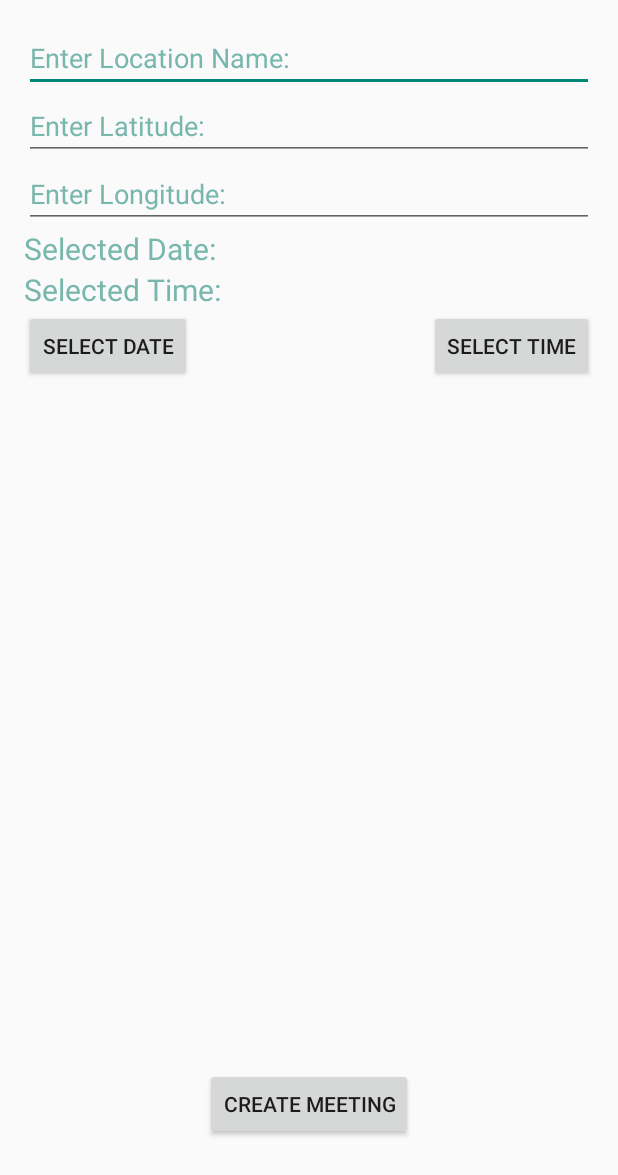
After one commit to RaduBolcas/SistemGPS, an Android app: the CreateMeeting screen opened directly, with no data from a screen before it, on a phone screen of 412 x 824 dp. The commit adds this screen. Shown: the top 1175 px of the screen. Run offline under Robolectric (Android 15) with nearby library versions, the phone set to English and light mode, and no system bars.

Commit message:
Created Meeting functionality TODO: Create Alarm&Notifications

```diff
--- a/app/build.gradle
+++ b/app/build.gradle
@@ -23,6 +23,7 @@ dependencies {
     implementation 'com.android.support.constraint:constraint-layout:1.1.3'
     implementation 'com.google.firebase:firebase-database:11.0.4'
     implementation 'com.android.support:design:25.4.0'
+    implementation 'com.android.support:support-v4:25.4.0'
     compile fileTree(include: ['*.jar'], dir: 'libs')
     androidTestCompile('com.android.support.test.espresso:espresso-core:2.2.2', {
         exclude group: 'com.android.support', module: 'support-annotations'
@@ -39,4 +40,8 @@ dependencies {
 
 
 
+
+
+
+
 apply plugin: 'com.google.gms.google-services'
--- a/app/src/main/java/com/chat/Chat.java
+++ b/app/src/main/java/com/chat/Chat.java
@@ -54,7 +54,7 @@ public class Chat extends AppCompatActivity {
             @Override
             public void onClick(View v) {
                 String messageText = messageArea.getText().toString();
-                if (!Chat_users_details.chatWithGroup.equals("")) {
+                if (!Chat_users_details.chatWithGroup.equals("")) {//if a Group is selected
                     if (!messageText.equals("")) {
                         Map<String, String> map = new HashMap<String, String>();
                         map.put("message", messageText);
@@ -62,7 +62,7 @@ public class Chat extends AppCompatActivity {
                         reference1.push().setValue(map);
                         messageArea.setText("");
                     }
-                } else {
+                } else { //message 1 on 1
                     if (!messageText.equals("")) {
                         Map<String, String> map = new HashMap<String, String>();
                         map.put("message", messageText);
--- a/app/src/main/java/com/example/radu/sistemgps/InsertCoord.java
+++ b/app/src/main/java/com/example/radu/sistemgps/InsertCoord.java
@@ -36,6 +36,8 @@ public class InsertCoord extends Activity {
                 Toast.makeText(getApplicationContext(),"FindLoc",Toast.LENGTH_SHORT).show();
 
                 Intent m=new Intent(InsertCoord.this, FindLoc.class);
+                m.putExtra("latitude", Double.parseDouble(LocLat1));
+                m.putExtra("longitude",Double.parseDouble(LocLong1));
                 startActivity(m);
                 finish();
             }
--- a/app/src/main/java/com/example/radu/sistemgps/InternetConnection.java
+++ b/app/src/main/java/com/example/radu/sistemgps/InternetConnection.java
@@ -15,7 +15,7 @@ import javax.net.ssl.X509TrustManager;
 
 public final class InternetConnection {
 
-    public static final String host = "https://192.168.1.6/";
+    public static final String host = "https://192.168.0.192/";
 
     public static HttpsURLConnection connectInternet( String url_address) {
         String USER_AGENT = "Mozilla/5.0 (Windows NT 10.0; Win64; x64) AppleWebKit/537.36 (KHTML, like Gecko) Chrome/50.0.2661.87 Safari/537.36";
--- a/app/src/main/java/com/example/radu/sistemgps/MainActivity.java
+++ b/app/src/main/java/com/example/radu/sistemgps/MainActivity.java
@@ -236,6 +236,7 @@ public class MainActivity extends Activity implements SensorEventListener {
                             @Override
                             public void run() {
                                 MyLocationListener.updateMyPos(myLocation);//TODO should be useless // TO CHECK
+                                MainActivity.t.setText("Eu"+(float)loc.getLatitude() + "   " + (float)loc.getLongitude());
                                 GetPos.updateHisPos(hisLocation);
                             }
                         });
--- a/app/src/main/java/com/example/radu/sistemgps/MyLocationListener.java
+++ b/app/src/main/java/com/example/radu/sistemgps/MyLocationListener.java
@@ -18,7 +18,7 @@ public class MyLocationListener implements LocationListener {
         MainActivity.loc = loc;
 
         /// Own Location
-        MainActivity.t.setText("Eu"+(float)loc.getLatitude() + "   " + (float)loc.getLongitude());
+
         try {
             InternetConnection.trustAllCertificates();
             String url = InternetConnection.host +"putPosition.php?idU=" + MainActivity.iD + "&La=" + loc.getLatitude() + "&Lg=" + loc.getLongitude()+"&st="+ MainActivity.myStatus;
--- /dev/null
+++ b/app/src/main/java/com/meeting/CreateMeeting.java
@@ -0,0 +1,155 @@
+package com.meeting;
+
+import android.content.Context;
+import android.content.Intent;
+import android.os.AsyncTask;
+import android.os.Bundle;
+import android.support.v7.app.AlertDialog;
+import android.support.v7.app.AppCompatActivity;
+import android.util.Log;
+import android.view.View;
+import android.widget.Button;
+import android.widget.DatePicker;
+import android.widget.EditText;
+import android.widget.TextView;
+import android.widget.TimePicker;
+
+import com.example.radu.sistemgps.InternetConnection;
+import com.example.radu.sistemgps.MainActivity;
+import com.example.radu.sistemgps.R;
+
+import java.sql.Time;
+import java.util.Date;
+import java.util.concurrent.ExecutionException;
+
+import javax.net.ssl.HttpsURLConnection;
+
+public class CreateMeeting extends AppCompatActivity {
+    EditText meetingName, meetingLatitude, meetingLongitude;
+    public static TextView meetingDate,meetingTime;
+    private String TAG ="CreateMeeting";
+    public String date="",time="",dateTime="";
+    Context context;
+    @Override
+    protected void onCreate(Bundle savedInstanceState) {
+        super.onCreate(savedInstanceState);
+        setContentView(R.layout.activity_create_meeting);
+
+        meetingName = (EditText) findViewById(R.id.editText1);
+        meetingLatitude = (EditText) findViewById(R.id.editText2);
+        meetingLongitude = (EditText) findViewById(R.id.editText3);
+        meetingDate = new TextView(this);
+        meetingDate = (TextView) findViewById(R.id.textview1);
+        meetingTime = new TextView(this);
+        meetingTime = (TextView) findViewById(R.id.textview2);
+        context =this;
+
+
+        final Button buttonA = (Button) findViewById(R.id.buttonA); // CreateMeeting
+        buttonA.setOnClickListener(new View.OnClickListener() {
+            public void onClick(View v) {
+                String name= meetingName.getText().toString();
+                String lat = meetingLatitude.getText().toString();
+                String lng = meetingLongitude.getText().toString();
+                dateTime = date+time;
+                //TODO Add Alarm and notification
+                if (!dateTime.equals("")) {
+                    String url = InternetConnection.host + "createMeeting.php?idU=" + MainActivity.iD + "&Ln=" + name + "&La=" + lat + "&Lg=" + lng + "&date=" + dateTime;
+                    AttemptCreateMeetings createMeeting = new AttemptCreateMeetings();
+                    try {
+                        createMeeting.setTAG(TAG);
+                        createMeeting.setUrl(url);
+                        createMeeting.execute().get();
+                    } catch (InterruptedException | ExecutionException e) {
+                        e.printStackTrace();
+                    }
+                    Intent a = new Intent(CreateMeeting.this, MeetingsOptions.class);
+                    startActivity(a);
+                    finish();
+                }
+            }
+        });
+
+        final Button buttonB = (Button) findViewById(R.id.buttonB); // SetDate
+        buttonB.setOnClickListener(new View.OnClickListener() {
+            public void onClick(View v) {
+                final View dialogDate = View.inflate(context, R.layout.date, null);
+                final AlertDialog alertDialog = new AlertDialog.Builder(context).create();
+
+                dialogDate.findViewById(R.id.date_set).setOnClickListener(new View.OnClickListener() {
+                    @Override
+                    public void onClick(View view) {
+                        DatePicker datePicker = (DatePicker) dialogDate.findViewById(R.id.date_picker);
+                        alertDialog.dismiss();
+                        Log.i(TAG,"date="+datePicker.getYear()+"-"+datePicker.getMonth()+"-"+datePicker.getDayOfMonth());
+                        int month = datePicker.getMonth()+1 ;
+                        date = datePicker.getYear()+"-"+month+"-"+datePicker.getDayOfMonth()+"%"+datePicker.getDayOfMonth();
+                        meetingDate.setText("date="+datePicker.getYear()+"-"+month+"-"+datePicker.getDayOfMonth());
+                    }});
+                alertDialog.setView(dialogDate);
+                alertDialog.show();
+
+            }
+        });
+        final Button buttonC = (Button) findViewById(R.id.buttonC); // SetTime
+        buttonC.setOnClickListener(new View.OnClickListener() {
+            public void onClick(View v) {
+                final View dialogTime = View.inflate(context, R.layout.time, null);
+                final AlertDialog alertDialog = new AlertDialog.Builder(context).create();
+
+                dialogTime.findViewById(R.id.time_set).setOnClickListener(new View.OnClickListener() {
+                    @Override
+                    public void onClick(View view) {
+
+                        TimePicker timePicker = (TimePicker) dialogTime.findViewById(R.id.time_picker);
+                        Integer minute = timePicker.getCurrentMinute();
+                        Integer hour=timePicker.getCurrentHour();
+                        time = Integer.toString(timePicker.getCurrentHour())+":"+Integer.toString(timePicker.getCurrentMinute());
+                        Log.i(TAG,"time="+time);
+                        meetingTime.setText("time="+time);
+                        alertDialog.dismiss();
+                    }});
+                alertDialog.setView(dialogTime);
+                alertDialog.show();
+
+            }
+        });
+    }
+    @Override
+    public void onBackPressed() {
+        Intent y=new Intent(CreateMeeting.this, MeetingsOptions.class);
+        startActivity(y);
+        finish();
+        return;
+    }
+}
+
+
+class AttemptCreateMeetings extends AsyncTask<Object, Object, Integer > {
+    private String TAG ;
+    private int response =0;
+    protected String url;
+    @Override
+    protected Integer doInBackground(Object... urls) {
+        try {
+            InternetConnection.trustAllCertificates();
+            HttpsURLConnection con =InternetConnection.connectInternet(url);
+            StringBuilder builderString = InternetConnection.processServerData(con);
+
+        } catch (Exception e) {
+            e.printStackTrace();
+        }
+        Log.i(TAG,"return response="+ response);
+        return response; //serverResponse
+    }
+
+    protected int onPostExecute(int result) {
+        return result; //serverResponse
+    }
+    public void setTAG (String tag){
+        this.TAG=tag;
+    }
+    public void setUrl (String url){
+        this.url= url;
+    }
+}
--- /dev/null
+++ b/app/src/main/res/layout/activity_create_meeting.xml
@@ -0,0 +1,96 @@
+<?xml version="1.0" encoding="utf-8"?>
+<RelativeLayout xmlns:android="http://schemas.android.com/apk/res/android"
+    xmlns:tools="http://schemas.android.com/tools"
+    android:layout_width="match_parent"
+    android:layout_height="match_parent"
+    android:paddingBottom="@dimen/activity_vertical_margin"
+    android:paddingLeft="@dimen/activity_horizontal_margin"
+    android:paddingRight="@dimen/activity_horizontal_margin"
+    android:paddingTop="@dimen/activity_vertical_margin"
+    tools:context="com.meeting.CreateMeeting">
+
+    <EditText
+        android:layout_width="wrap_content"
+        android:layout_height="wrap_content"
+        android:ems="10"
+        android:id="@+id/editText1"
+        android:hint="Enter Location Name:"
+        android:layout_alignParentLeft="true"
+        android:layout_alignParentRight = "true"
+        android:textColorHint="#78b7ac"
+        />
+    <EditText
+        android:layout_width="wrap_content"
+        android:layout_height="wrap_content"
+        android:inputType="numberDecimal|numberSigned"
+        android:ems="10"
+        android:id="@+id/editText2"
+        android:hint="Enter Latitude:"
+        android:layout_below="@+id/editText1"
+        android:layout_alignParentLeft="true"
+        android:layout_alignParentRight = "true"
+        android:textColorHint="#78b7ac"
+        />
+    <EditText
+        android:layout_width="wrap_content"
+        android:layout_height="wrap_content"
+        android:inputType="numberDecimal|numberSigned"
+        android:ems="10"
+        android:id="@+id/editText3"
+        android:hint="Enter Longitude:"
+        android:layout_below="@+id/editText2"
+        android:layout_alignParentLeft="true"
+        android:layout_alignParentRight = "true"
+        android:textColorHint="#78b7ac"
+        />
+    <TextView
+        android:layout_width="wrap_content"
+        android:layout_height="wrap_content"
+        android:inputType="datetime"
+        android:ems="10"
+        android:id="@+id/textview1"
+        android:hint="Selected Date:"
+        android:textSize="20sp"
+        android:layout_below="@+id/editText3"
+        android:layout_alignParentLeft="true"
+        android:layout_alignParentRight = "true"
+        android:textColorHint="#78b7ac"
+        />
+    <TextView
+        android:layout_width="wrap_content"
+        android:layout_height="wrap_content"
+        android:inputType="datetime"
+        android:ems="10"
+        android:id="@+id/textview2"
+        android:hint="Selected Time:"
+        android:textSize="20sp"
+        android:layout_below="@+id/textview1"
+        android:layout_alignParentLeft="true"
+        android:layout_alignParentRight = "true"
+        android:textColorHint="#78b7ac"
+        />
+    <Button
+        android:layout_width="wrap_content"
+        android:layout_height="wrap_content"
+        android:text="Select Date"
+        android:id="@+id/buttonB"
+        android:layout_below="@+id/textview2"
+        android:layout_alignParentLeft="true" />
+    <Button
+        android:layout_width="wrap_content"
+        android:layout_height="wrap_content"
+        android:text="Select Time"
+        android:id="@+id/buttonC"
+        android:layout_below="@+id/textview2"
+        android:layout_alignParentRight="true" />
+    <Button
+        android:layout_width="wrap_content"
+        android:layout_height="wrap_content"
+        android:text="Create Meeting"
+        android:id="@+id/buttonA"
+        android:layout_marginBottom="48dp"
+        android:layout_alignParentBottom="true"
+        android:layout_centerHorizontal="true" />
+
+
+</RelativeLayout>
```
Also changed, not shown: app/src/main/AndroidManifest.xml (+9 -1 lines), app/src/main/java/com/example/radu/sistemgps/FindLoc.java (+12 -5 lines), app/src/main/java/com/example/radu/sistemgps/Meniu.java (+12 -2 lines), app/src/main/java/com/meeting/GetMeetings.java (added, +177 -0 lines), app/src/main/java/com/meeting/Meeting_details.java (added, +19 -0 lines), app/src/main/java/com/meeting/MeetingsOptions.java (added, +50 -0 lines), app/src/main/res/layout/activity_get_meetings.xml (added, +52 -0 lines), app/src/main/res/layout/activity_meetings_options.xml (added, +30 -0 lines), app/src/main/res/layout/activity_meniu.xml (+14 -6 lines), app/src/main/res/values/strings.xml (+16 -0 lines).
